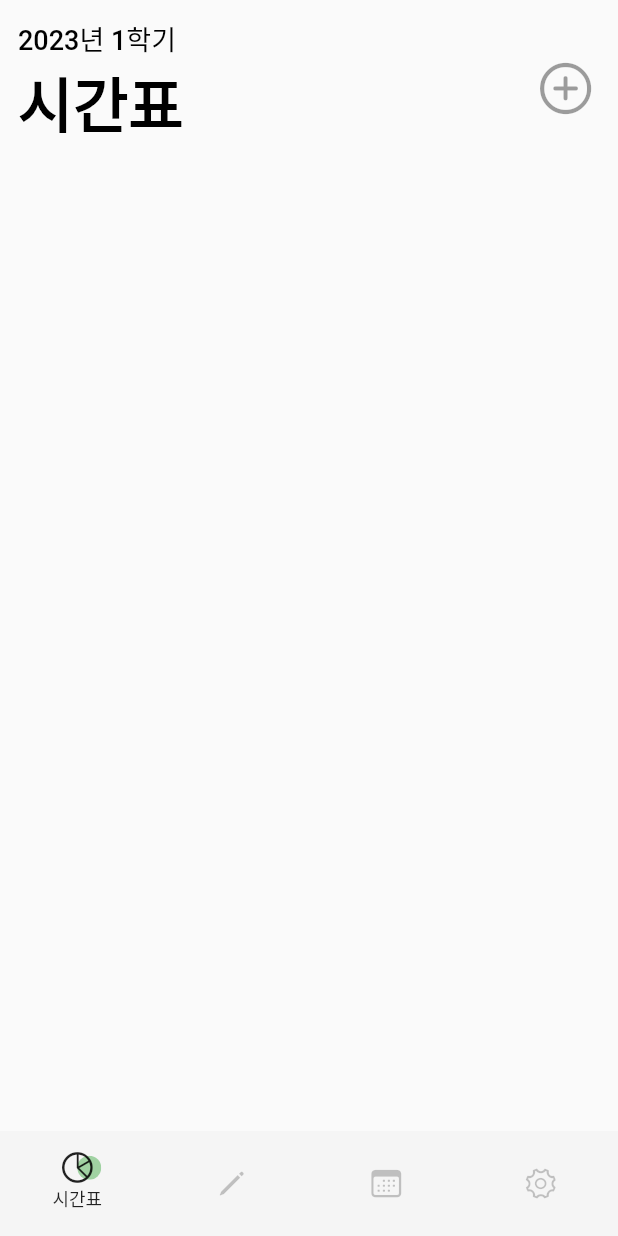
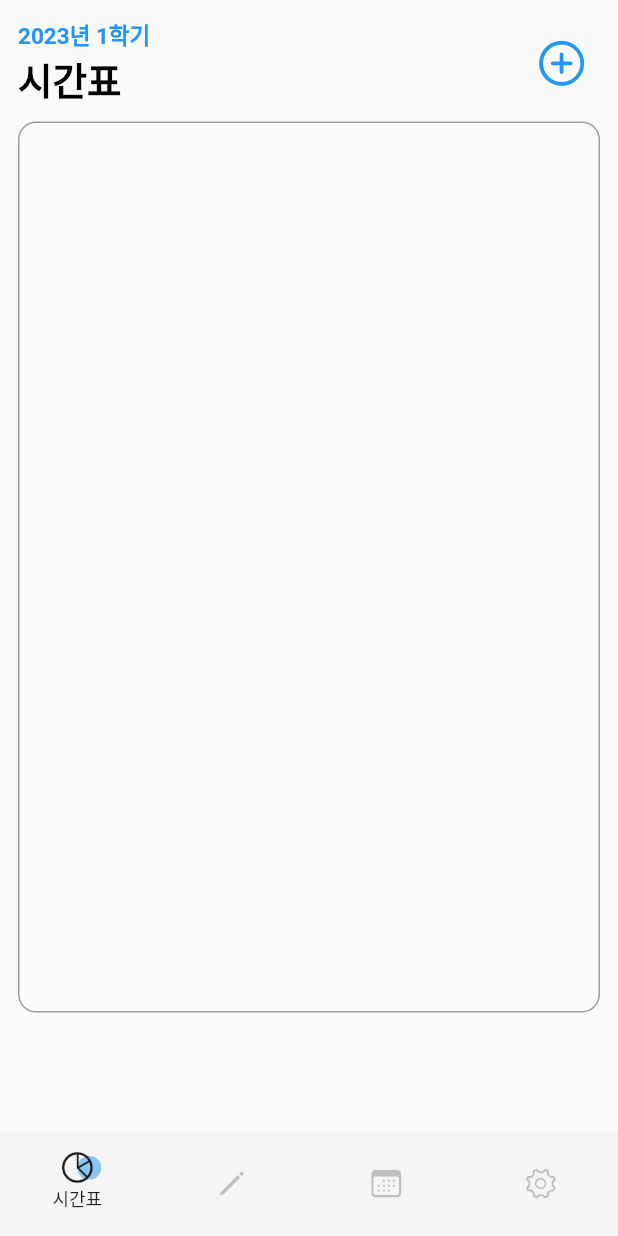
Before and after one commit to dwkim0101/univcal, a Flutter app: the screen it shows after launch, on a phone screen of 412 x 824 dp. Run offline on Flutter 3.47's test engine with Material 2 defaults, Android fonts, the phone set to English and light mode, and no system bars; our stand-ins replace table_calendar.

Commit message:
color selected, horizontal swipe disabled

```diff
--- a/lib/main.dart
+++ b/lib/main.dart
@@ -1,8 +1,10 @@
 import 'package:flutter/material.dart';
 import 'package:univcal/screens/home.dart';
+import 'package:intl/date_symbol_data_local.dart';
 
 void main() {
   runApp(const MyApp());
+  initializeDateFormatting('ko-KR');
 }
 
 class MyApp extends StatelessWidget {
@@ -13,6 +15,7 @@ class MyApp extends StatelessWidget {
   Widget build(BuildContext context) {
     return MaterialApp(
       title: 'UnivCal',
+      locale: const Locale('kr'),
       theme: ThemeData(
         primarySwatch: Colors.blue,
       ),
--- a/lib/screens/home.dart
+++ b/lib/screens/home.dart
@@ -64,6 +64,7 @@ class _HomeState extends State<Home> with SingleTickerProviderStateMixin {
       body: Container(
         color: const Color(0xFFF6FE63),
         child: TabBarView(
+          physics: const NeverScrollableScrollPhysics(),
           controller: _tabController,
           children: const [
             TimeTable(),
@@ -171,7 +172,7 @@ class _AnimatedTabBar extends State<AnimatedTabBar> {
                                   child: ClipRRect(
                                     borderRadius: BorderRadius.circular(8),
                                     child: Container(
-                                      color: Colors.green.withOpacity(0.5),
+                                      color: Colors.blue.withOpacity(0.5),
                                       width: 16,
                                       height: 16,
                                     ),
--- a/lib/screens/timetable.dart
+++ b/lib/screens/timetable.dart
@@ -10,6 +10,11 @@ class TimeTable extends StatefulWidget {
 }
 
 class _TimeTableState extends State<TimeTable> {
+  List week = ['월', '화', '수', '목', '금'];
+  var kColumnLength = 22;
+  double kFirstColumnHeight = 20;
+  double kBoxSize = 52;
+
   @override
   Widget build(BuildContext context) {
     return Scaffold(
@@ -34,29 +39,37 @@ class _TimeTableState extends State<TimeTable> {
                     Text(
                       '2023년 1학기',
                       style: TextStyle(
-                        color: Colors.black,
-                        fontSize: 18,
-                        fontWeight: FontWeight.w500,
+                        color: Colors.blue,
+                        fontSize: 15,
+                        fontWeight: FontWeight.w600,
                       ),
                     ),
                     Text(
                       '시간표',
                       style: TextStyle(
                         color: Colors.black,
-                        fontSize: 40,
+                        fontSize: 25,
                         fontWeight: FontWeight.w900,
                       ),
                     ),
                   ],
                 ),
                 IconButton(
-                  icon: const Icon(
-                    CupertinoIcons.add_circled,
-                    size: 40,
-                  ),
-                  onPressed: myfunction(),
-                ),
+                    onPressed: myfunction,
+                    icon: const Icon(CupertinoIcons.add_circled),
+                    iconSize: 35,
+                    color: Colors.blue.withOpacity(1)),
               ],
+            ),
+            const SizedBox(
+              height: 10,
+            ),
+            Container(
+              height: kColumnLength / 2 * kBoxSize + kColumnLength,
+              decoration: BoxDecoration(
+                border: Border.all(color: Colors.grey),
+                borderRadius: BorderRadius.circular(12),
+              ),
             ),
           ],
         ),
```
Also changed, not shown: lib/screens/todo.dart (+25 -10 lines).
